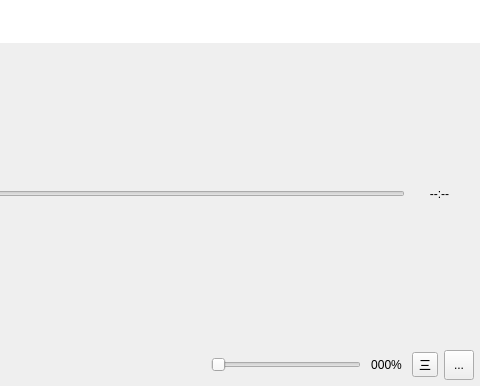
This is src/gui/widgets/playercontrols.ui in ripose-jp/Memento as Qt 5 draws it before an edit; both pictures show x 325 to 805 and y 0 to 386 of the 805 by 386 pixel window. The edited form follows.
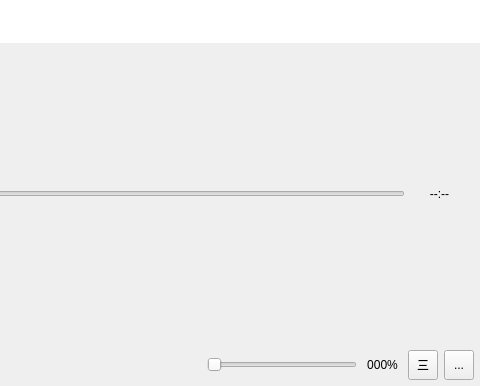
This is the edited form. Icons and pictures are not drawn. Custom widgets are drawn as their Qt base class.

Commit message: Fixed subtitle list toggle button size on windows

What changed in the file:
```diff
--- a/src/gui/widgets/playercontrols.ui
+++ b/src/gui/widgets/playercontrols.ui
@@ -338,6 +338,12 @@
      </item>
      <item>
       <widget class="QToolButton" name="buttonToggleSubList">
+       <property name="minimumSize">
+          <size>
+           <width>30</width>
+           <height>30</height>
+          </size>
+       </property>
        <property name="focusPolicy">
         <enum>Qt::NoFocus</enum>
        </property>
```
